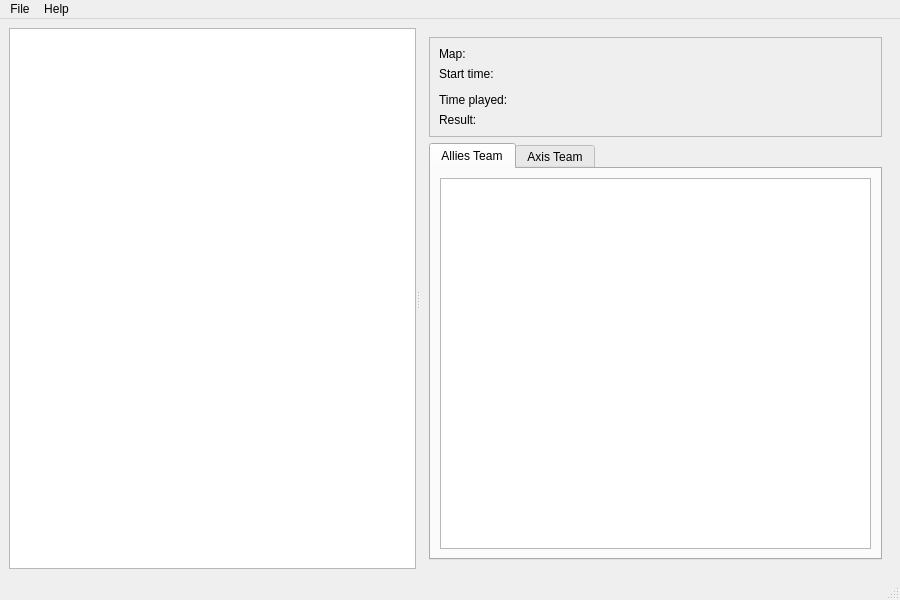
Qt form mainwindow.ui (Sgambe33/WT-Plotter) before a commit.
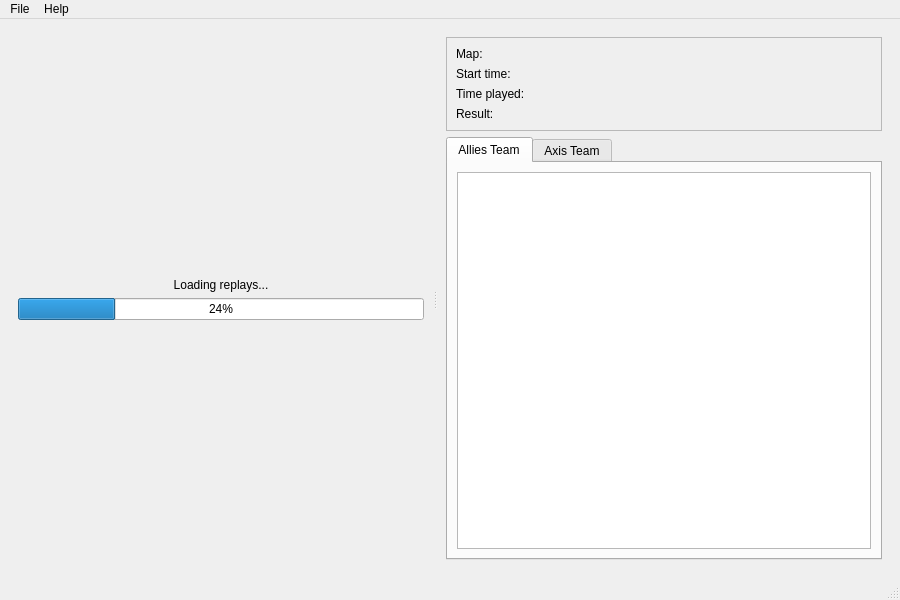
The same form after that commit. The open tabs and pages were chosen to show the change. Custom widgets are drawn as their Qt base class.

Commit message: Fixed some layouts problems

Patch:
```diff
--- a/mainwindow.ui
+++ b/mainwindow.ui
@@ -20,6 +20,13 @@
       <property name="orientation">
        <enum>Qt::Orientation::Horizontal</enum>
       </property>
+      <widget class="QStackedWidget" name="stackedWidget_1">
+       <property name="currentIndex">
+        <number>1</number>
+       </property>
+       <widget class="QWidget" name="page_4">
+        <layout class="QVBoxLayout" name="verticalLayout_6">
+         <item>
       <widget class="QTreeView" name="replayTreeView">
        <property name="sizePolicy">
         <sizepolicy hsizetype="Expanding" vsizetype="Expanding">
@@ -29,8 +36,8 @@
        </property>
        <property name="minimumSize">
         <size>
-         <width>200</width>
-         <height>200</height>
+             <width>258</width>
+             <height>258</height>
         </size>
        </property>
        <property name="maximumSize">
@@ -40,7 +47,58 @@
         </size>
        </property>
       </widget>
-      <widget class="QStackedWidget" name="stackedWidget">
+         </item>
+        </layout>
+       </widget>
+       <widget class="QWidget" name="page_5">
+        <layout class="QVBoxLayout" name="verticalLayout_8">
+         <item>
+          <spacer name="verticalSpacer_3">
+           <property name="orientation">
+            <enum>Qt::Orientation::Vertical</enum>
+           </property>
+           <property name="sizeHint" stdset="0">
+            <size>
+             <width>20</width>
+             <height>40</height>
+            </size>
+           </property>
+          </spacer>
+         </item>
+         <item>
+          <widget class="QLabel" name="label">
+           <property name="text">
+            <string>Loading replays...</string>
+           </property>
+           <property name="alignment">
+            <set>Qt::AlignmentFlag::AlignCenter</set>
+           </property>
+          </widget>
+         </item>
+         <item>
+          <widget class="QProgressBar" name="replayLoadingProgressBar">
+           <property name="value">
+            <number>24</number>
+           </property>
+          </widget>
+         </item>
+         <item>
+          <spacer name="verticalSpacer_4">
+           <property name="orientation">
+            <enum>Qt::Orientation::Vertical</enum>
+           </property>
+           <property name="sizeHint" stdset="0">
+            <size>
+             <width>20</width>
+             <height>40</height>
+            </size>
+           </property>
+          </spacer>
+         </item>
+        </layout>
+       </widget>
+      </widget>
+      <widget class="QStackedWidget" name="stackedWidget_2">
        <property name="currentIndex">
         <number>2</number>
        </property>
@@ -60,36 +118,40 @@
            <property name="frameShadow">
             <enum>QFrame::Shadow::Raised</enum>
            </property>
-           <layout class="QGridLayout" name="gridLayout" columnstretch="1,1">
-            <item row="0" column="0">
+           <layout class="QHBoxLayout" name="horizontalLayout">
+            <item>
+             <layout class="QVBoxLayout" name="verticalLayout_9">
+              <item>
              <widget class="QLabel" name="mapNameLabel">
               <property name="text">
                <string>Map:</string>
               </property>
              </widget>
             </item>
-            <item row="1" column="0">
+              <item>
              <widget class="QLabel" name="startTimeLabel">
               <property name="text">
                <string>Start time:</string>
               </property>
              </widget>
             </item>
-            <item row="3" column="0">
+              <item>
              <widget class="QLabel" name="timePlayedLabel">
               <property name="text">
                <string>Time played:</string>
               </property>
              </widget>
             </item>
-            <item row="4" column="0">
+              <item>
              <widget class="QLabel" name="resultLabel">
               <property name="text">
                <string>Result:</string>
               </property>
              </widget>
             </item>
-            <item row="0" column="1" rowspan="5">
+             </layout>
+            </item>
+            <item>
              <widget class="QLabel" name="mapImage">
               <property name="text">
                <string/>
```
Left out of the diff: 3 changed lines with no effect on the pictures. Lines whose indentation alone changed are shown as unchanged. The commit also changes 1 other file.
